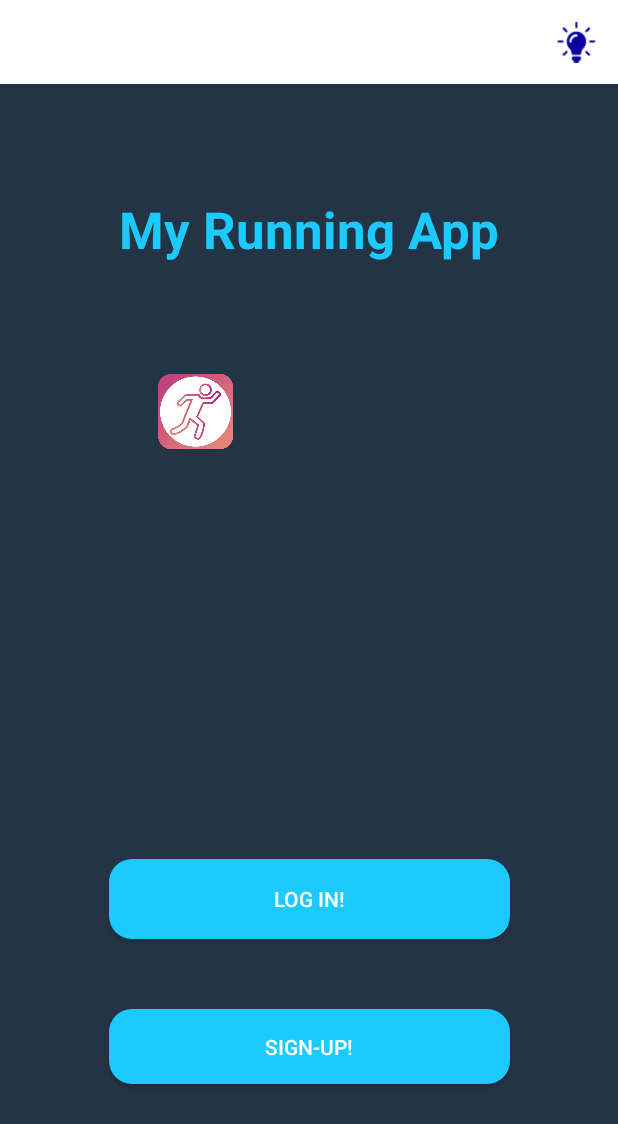
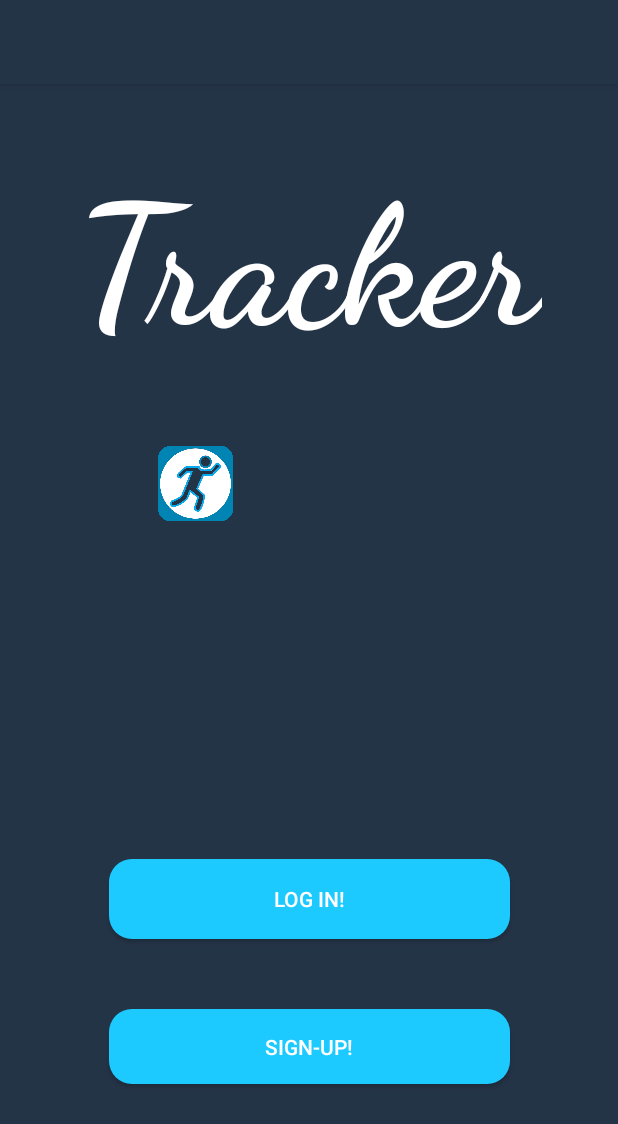
Before and after one commit to SeanD98/MyRunningApp, an Android app: the screen it shows after launch (HomeActivity), on a phone screen of 412 x 824 dp. Shown: the top 1124 px of the screen. Run offline under Robolectric (Android 15) with nearby library versions, the phone set to English and light mode, and no system bars.

Commit message:
New UI for Home/Signup/Login

```diff
--- a/app/src/main/java/com/example/myrunningapp/Activities/HomeActivity.java
+++ b/app/src/main/java/com/example/myrunningapp/Activities/HomeActivity.java
@@ -1,5 +1,6 @@
 package com.example.myrunningapp.Activities;
 
+import androidx.appcompat.app.ActionBar;
 import androidx.appcompat.app.AppCompatActivity;
 import androidx.constraintlayout.widget.ConstraintLayout;
 import androidx.core.app.ActivityCompat;
@@ -69,15 +70,20 @@ public class HomeActivity extends AppCompatActivity {
     @Override
     public boolean onCreateOptionsMenu(Menu menu) {
         getMenuInflater().inflate(R.menu.home_menu, menu);
+        ActionBar actionBar = getSupportActionBar();
+        if (actionBar != null) {
+            actionBar.setDisplayShowTitleEnabled(false);
+            actionBar.setDisplayShowHomeEnabled(false);
+        }
         return true;
     }
 
     @Override
     public boolean onOptionsItemSelected(MenuItem item) {
-        if (item.getItemId() == R.id.home_mode_icon) {
-            //Flip the colours
-            enableDarkMode();
-        }
+//        if (item.getItemId() == R.id.home_mode_icon) {
+//            //Flip the colours
+//            enableDarkMode();
+//        }
         return true;
     }
 
--- a/app/src/main/res/layout/activity_home.xml
+++ b/app/src/main/res/layout/activity_home.xml
@@ -13,7 +13,7 @@
         android:layout_height="53dp"
         android:background="@drawable/rounded_button"
         android:text="Log In!"
-        android:textColor="#FFFFFF"
+        android:textColor="@android:color/white"
         app:layout_constraintBottom_toTopOf="@+id/bttn_sign_up"
         app:layout_constraintEnd_toEndOf="@+id/bttn_sign_up"
         app:layout_constraintHorizontal_bias="0.626"
@@ -27,7 +27,7 @@
         android:layout_height="50dp"
         android:background="@drawable/rounded_button"
         android:text="Sign-Up!"
-        android:textColor="#FFFFFF"
+        android:textColor="@android:color/white"
         app:layout_constraintBottom_toBottomOf="parent"
         app:layout_constraintEnd_toEndOf="parent"
         app:layout_constraintHorizontal_bias="0.502"
@@ -44,16 +44,18 @@
         app:layout_constraintHorizontal_bias="0.497"
         app:layout_constraintStart_toStartOf="parent"
         app:layout_constraintTop_toTopOf="parent"
-        app:layout_constraintVertical_bias="0.61"
-        app:srcCompat="@drawable/in_app_icon" />
+        app:layout_constraintVertical_bias="0.763"
+        app:srcCompat="@drawable/in_app_icon_new" />
 
     <TextView
         android:id="@+id/app_title"
         android:layout_width="wrap_content"
         android:layout_height="wrap_content"
-        android:text="My Running App"
-        android:textAppearance="@style/TextAppearance.AppCompat.Display1"
-        android:textColor="@color/colorAccent"
+        android:fontFamily="cursive"
+        android:text="Tracker"
+        android:textAllCaps="false"
+        android:textAppearance="@style/TextAppearance.AppCompat.Display4"
+        android:textColor="@android:color/white"
         android:textStyle="bold"
         app:layout_constraintBottom_toTopOf="@+id/imageview_logo"
         app:layout_constraintEnd_toEndOf="parent"
--- a/app/src/main/res/menu/add_friend_menu.xml
+++ b/app/src/main/res/menu/add_friend_menu.xml
@@ -5,7 +5,7 @@
     <item
         android:id="@+id/add_friend_icon"
 
-        android:icon="@drawable/common_google_signin_btn_icon_dark"
+        android:icon="@drawable/add_icon"
         android:title="+"
         app:showAsAction="always" />
 </menu>
--- a/app/src/main/res/menu/home_menu.xml
+++ b/app/src/main/res/menu/home_menu.xml
@@ -1,10 +1,3 @@
 <?xml version="1.0" encoding="utf-8"?>
 <menu xmlns:app="http://schemas.android.com/apk/res-auto"
-    xmlns:android="http://schemas.android.com/apk/res/android">
-
-    <item
-        android:id="@+id/home_mode_icon"
-        android:icon="@drawable/dark_mode_icon"
-        android:title="choose style"
-        app:showAsAction="always" />
-</menu>
+    xmlns:android="http://schemas.android.com/apk/res/android"/>
--- a/app/src/main/res/values/colors.xml
+++ b/app/src/main/res/values/colors.xml
@@ -1,11 +1,13 @@
 <?xml version="1.0" encoding="utf-8"?>
 <resources>
-    <color name="colorPrimary">#ffff</color>
-    <color name="colorPrimaryDark">#E48275</color>
+    <color name="colorPrimary">#243447</color>
+    <color name="colorPrimaryDark">#243447</color>
 
     <color name="dark_mode_bg">#444444</color>
 
     <color name="app_background">#243447</color>
     <color name="colorAccent">#1dcaff</color>
     <color name="txt_colours">#1dcaff</color>
+    <color name="txt_colour_2">#0084b4</color>
+    <color name="txt_colour_3">#ffffff</color>
 </resources>
```
Also changed, not shown: app/src/main/java/com/example/myrunningapp/Activities/LoginActivity.java (+20 -10 lines), app/src/main/java/com/example/myrunningapp/Activities/SignUpActivity.java (+13 -12 lines), app/src/main/res/layout/activity_login.xml (+19 -17 lines), app/src/main/res/layout/activity_signup.xml (+11 -18 lines), app/src/main/res/menu/page_menu.xml (added, +13 -0 lines), app/src/main/res/drawable/add_icon.png (added), app/src/main/res/drawable/back_icon_white.png (added), app/src/main/res/drawable/in_app_icon_new.png (added), app/src/main/res/drawable/thumbnail_new.png (added).
